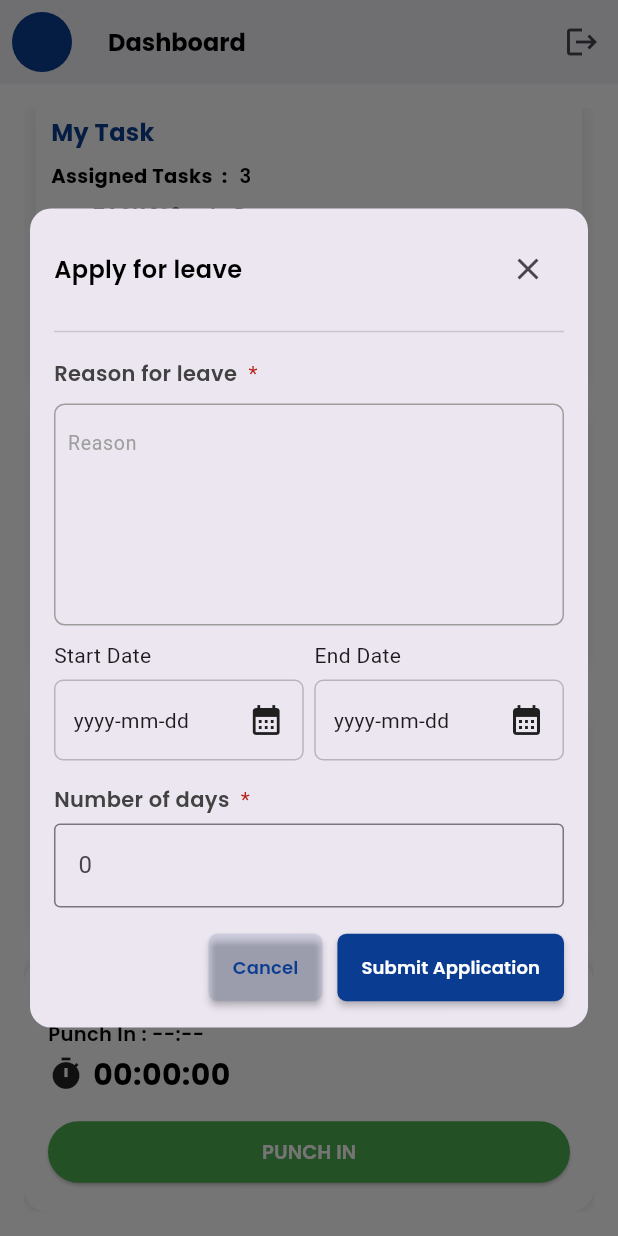
After one commit to sravansatheesh123/gharshub, a Flutter app: the DashboardPage screen opened directly, scrolled down 362 dp, after a tap on "Apply Leave", on a phone screen of 412 x 824 dp. The commit adds this screen. Run offline on Flutter 3.47's test engine with Material 3 defaults, Android fonts, the phone set to English and light mode, and no system bars; our stand-ins replace app_links, flutter_svg, get, google_fonts, loading_animation_widget, shared_preferences; accounts and stored records are empty.

Commit message:
apply leave chnages

```diff
--- a/analysis_options.yaml
+++ b/analysis_options.yaml
@@ -10,6 +10,7 @@
 analyzer:
   errors:
     constant_identifier_names: ignore
+    must_be_immutable: ignore
 include: package:flutter_lints/flutter.yaml
 
 linter:
--- /dev/null
+++ b/lib/controller/dashboard/leave_controller.dart
@@ -0,0 +1,61 @@
+import 'package:get/get.dart';
+import 'package:flutter/material.dart';
+
+class LeaveController extends GetxController {
+  TextEditingController reasonCtlr = TextEditingController();
+    TextEditingController totalNumberCtlr = TextEditingController();
+
+
+  Rx<DateTime?> startDate = Rx<DateTime?>(null);
+  Rx<DateTime?> endDate = Rx<DateTime?>(null);
+  RxInt totalDays = 0.obs;
+
+  Future<void> pickStartDate(BuildContext context) async {
+    final picked = await showDatePicker(
+      context: context,
+      initialDate: DateTime.now(),
+      firstDate: DateTime.now(),
+      lastDate: DateTime(2100),
+    );
+
+    if (picked != null) {
+      startDate.value = picked;
+      _calculateDays();
+    }
+  }
+
+  Future<void> pickEndDate(BuildContext context) async {
+    if (startDate.value == null) {
+      Get.snackbar("Select Start Date", "Please select start date first");
+      return;
+    }
+
+    final picked = await showDatePicker(
+      context: context,
+      initialDate: startDate.value!,
+      firstDate: startDate.value!,
+      lastDate: DateTime(2100),
+    );
+
+    if (picked != null) {
+      endDate.value = picked;
+      _calculateDays();
+    }
+  }
+
+  void _calculateDays() {
+    if (startDate.value != null && endDate.value != null) {
+      totalDays.value =
+          endDate.value!.difference(startDate.value!).inDays + 1;
+    }
+  }
+
+  String get startDateText =>
+      startDate.value == null ? "yyyy-mm-dd" : _format(startDate.value!);
+
+  String get endDateText =>
+      endDate.value == null ? "yyyy-mm-dd" : _format(endDate.value!);
+
+  String _format(DateTime d) =>
+      "${d.year}-${d.month.toString().padLeft(2, '0')}-${d.day.toString().padLeft(2, '0')}";
+}
--- a/lib/custom_widgets/app_textfield.dart
+++ b/lib/custom_widgets/app_textfield.dart
@@ -0,0 +1,90 @@
+import 'package:flutter/material.dart';
+import 'package:gharshub/core/app_colors.dart';
+import 'package:gharshub/custom_widgets/app_text.dart';
+
+class CustomTextField extends StatelessWidget {
+  bool isThisFieldRequired;
+
+  TextEditingController textEditingController;
+  String name;
+  String? title;
+  TextInputType? keyboardType;
+  IconData? icon;
+  Widget? suffixIcon, prefixIcon;
+  bool? obscureText = false;
+  int? maxLines;
+  CustomTextField({
+    required this.textEditingController,
+    required this.name,
+    required this.isThisFieldRequired,
+    this.suffixIcon,
+    this.keyboardType,
+    this.icon,
+    this.obscureText,
+    this.title,
+    this.prefixIcon,
+    this.maxLines,
+    super.key,
+  });
+
+  @override
+  Widget build(BuildContext context) {
+    return Column(
+      crossAxisAlignment: CrossAxisAlignment.start,
+      children: [
+        Row(
+          children: [
+            AppText(title, fontSize: 14, color: AppColors.lightgrayColor),
+            Text("  *", style: TextStyle(color: AppColors.redColor)),
+          ],
+        ),
+        const SizedBox(height: 10),
+        TextFormField(
+          obscureText: obscureText == true ? true : false,
+          autovalidateMode: AutovalidateMode.onUserInteraction,
+          controller: textEditingController,
+          validator: (value) {
+            if (isThisFieldRequired) {
+              if (value!.isEmpty) {
+                return 'Enter the $name';
+              }
+              return null;
+            } else {
+              return null;
+            }
+          },
+          keyboardType: keyboardType,
+          maxLines: maxLines,
+          decoration: InputDecoration(
+            prefixIcon: prefixIcon,
+            suffixIcon: suffixIcon,
+            contentPadding: const EdgeInsets.symmetric(
+              vertical: 14,
+              horizontal: 5,
+            ),
+            border: OutlineInputBorder(borderRadius: BorderRadius.circular(12)),
+            focusedErrorBorder: const OutlineInputBorder(
+              borderRadius: BorderRadius.all(Radius.circular(7)),
+              borderSide: BorderSide(color: Colors.red),
+            ),
+            errorBorder: const OutlineInputBorder(
+              borderRadius: BorderRadius.all(Radius.circular(7)),
+              borderSide: BorderSide(color: Colors.red),
+            ),
+            focusedBorder: OutlineInputBorder(
+              borderRadius: BorderRadius.all(Radius.circular(7)),
+              borderSide: BorderSide(color: AppColors.buttonColor),
+            ),
+            enabledBorder: const OutlineInputBorder(
+              borderRadius: BorderRadius.all(Radius.circular(7)),
+              borderSide: BorderSide(color: Colors.grey),
+            ),
+            hintText: "$name",
+            hintStyle: const TextStyle(color: Colors.grey, fontSize: 13),
+          ),
+        ),
+        const SizedBox(height: 10),
+      ],
+    );
+  }
+}
--- a/lib/screen/dashboard/dashboard_page.dart
+++ b/lib/screen/dashboard/dashboard_page.dart
@@ -3,6 +3,7 @@ import 'package:get/get.dart';
 import 'package:gharshub/core/app_colors.dart';
 import 'package:gharshub/custom_widgets/app_button.dart';
 import 'package:gharshub/custom_widgets/app_text.dart';
+import 'package:gharshub/screen/dashboard/widget/apply_leave_widget.dart';
 import 'package:gharshub/screen/dashboard/widget/attendance_widget.dart';
 import 'package:gharshub/screen/dashboard/widget/dashborad_widget.dart';
 import 'package:gharshub/screen/salary_details/salary_details_page.dart';
@@ -181,6 +182,34 @@ class DashboardPage extends StatelessWidget {
                   ),
 
                   const SizedBox(height: 16),
+                  DashBoardWidget(
+                    title: "Leave",
+                    widget: Column(
+                      crossAxisAlignment: CrossAxisAlignment.start,
+                      children: [
+                        Padding(
+                          padding: const EdgeInsets.only(left: 28.0),
+                          child: Column(
+                            children: [reusableRowTile("Leave Balance ", '6')],
+                          ),
+                        ),
+                        Padding(
+                          padding: const EdgeInsets.all(8.0),
+                          child: CustomButton(
+                            onTap: () {
+                              showDialog(
+                                context: context,
+                                builder: (_) => const ApplyLeaveWidget(),
+                              );
+                            },
+                            text: "Apply Leave",
+                          ),
+                        ),
+                      ],
+                    ),
+                  ),
+
+                  SizedBox(height: 15),
                   AttendanceWidget(),
                 ],
               ),
--- /dev/null
+++ b/lib/screen/dashboard/widget/apply_leave_widget.dart
@@ -0,0 +1,174 @@
+import 'package:flutter/material.dart';
+import 'package:get/get.dart';
+import 'package:get/state_manager.dart';
+import 'package:gharshub/controller/dashboard/leave_controller.dart';
+import 'package:gharshub/core/app_colors.dart';
+import 'package:gharshub/custom_widgets/app_button.dart';
+import 'package:gharshub/custom_widgets/app_text.dart';
+import 'package:gharshub/custom_widgets/app_textfield.dart';
+
+class ApplyLeaveWidget extends StatefulWidget {
+  const ApplyLeaveWidget({super.key});
+
+  @override
+  State<ApplyLeaveWidget> createState() => _ApplyLeaveWidgetState();
+}
+
+class _ApplyLeaveWidgetState extends State<ApplyLeaveWidget> {
+  @override
+  Widget build(BuildContext context) {
+    return GetBuilder<LeaveController>(
+      init: LeaveController(),
+      id: 'ApplyLeaveWidget',
+      builder: (controller) => Dialog(
+        shape: RoundedRectangleBorder(borderRadius: BorderRadius.circular(14)),
+        insetPadding: const EdgeInsets.all(20),
+        child: SingleChildScrollView(
+          child: Padding(
+            padding: const EdgeInsets.all(16),
+            child: Column(
+              crossAxisAlignment: CrossAxisAlignment.start,
+              children: [
+                Row(
+                  mainAxisAlignment: MainAxisAlignment.spaceBetween,
+                  children: [
+                    AppText("Apply for leave", fontSize: 16, fontheight: 2),
+                    IconButton(
+                      onPressed: () => Get.back(),
+                      icon: Icon(Icons.close),
+                    ),
+                  ],
+                ),
+
+                SizedBox(height: 10),
+                Divider(),
+                SizedBox(height: 10),
+                CustomTextField(
+                  textEditingController: controller.reasonCtlr,
+                  name: "Reason",
+                  title: "Reason for leave",
+                  isThisFieldRequired: true,
+                  maxLines: 5,
+                ),
+
+                Obx(
+                  () => Column(
+                    crossAxisAlignment: CrossAxisAlignment.start,
+                    children: [
+                      Row(
+                        crossAxisAlignment: CrossAxisAlignment.start,
+                        children: [
+                          Expanded(
+                            child: LeaveDateField(
+                              label: "Start Date",
+                              value: controller.startDateText,
+                              onTap: () => controller.pickStartDate(context),
+                            ),
+                          ),
+                          const SizedBox(width: 7),
+
+                          Expanded(
+                            child: LeaveDateField(
+                              label: "End Date",
+                              value: controller.endDateText,
+                              onTap: () => controller.pickEndDate(context),
+                            ),
+                          ),
+                        ],
+                      ),
+                      const SizedBox(height: 16),
+                      Row(
+                        children: [
+                          AppText(
+                            "Number of days",
+                            fontSize: 14,
+                            color: AppColors.lightgrayColor,
+                          ),
+                          Text(
+                            "  *",
+                            style: TextStyle(color: AppColors.redColor),
+                          ),
+                        ],
+                      ),
+                      const SizedBox(height: 6),
+                      TextField(
+                        readOnly: true,
+                        decoration: InputDecoration(
+                          hintText: controller.totalDays.value == 0
+                              ? "0"
+                              : controller.totalDays.value.toString(),
+                          border: const OutlineInputBorder(),
+                        ),
+                      ),
+                    ],
+                  ),
+                ),
+                SizedBox(height: 16),
+                Row(
+                  mainAxisAlignment: MainAxisAlignment.end,
+                  children: [
+                    CustomButton(
+                      width: 70,
+                      textSize: 12,
+                      color: AppColors.buttonColor.withOpacity(.1),
+                      onTap: () {},
+                      text: "Cancel",
+                      textColor: AppColors.buttonColor,
+                    ),
+                    SizedBox(width: 10),
+                    CustomButton(
+                      width: 70,
+                      textSize: 12,
+                      onTap: () {},
+                      text: "Submit Application",
+                    ),
+                  ],
+                ),
+              ],
+            ),
+          ),
+        ),
+      ),
+    );
+  }
+}
+
+class LeaveDateField extends StatelessWidget {
+  final String label;
+  final String value;
+  final VoidCallback onTap;
+
+  const LeaveDateField({
+    super.key,
+    required this.label,
+    required this.value,
+    required this.onTap,
+  });
+
+  @override
+  Widget build(BuildContext context) {
+    return Column(
+      crossAxisAlignment: CrossAxisAlignment.start,
+      children: [
+        Text(label),
+        const SizedBox(height: 6),
+        InkWell(
+          onTap: onTap,
+          child: Container(
+            padding: const EdgeInsets.symmetric(horizontal: 12, vertical: 14),
+            decoration: BoxDecoration(
+              border: Border.all(
+                color: AppColors.lightgrayColor.withOpacity(.3),
+              ),
+              borderRadius: BorderRadius.circular(6),
+            ),
+            child: Row(
+              mainAxisAlignment: MainAxisAlignment.spaceBetween,
+              children: [Text(value), const Icon(Icons.calendar_month)],
+            ),
+          ),
+        ),
+      ],
+    );
+  }
+}
```
